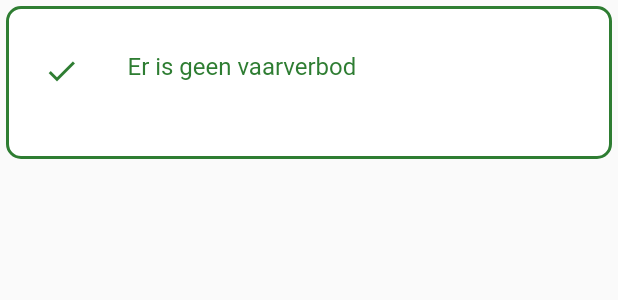
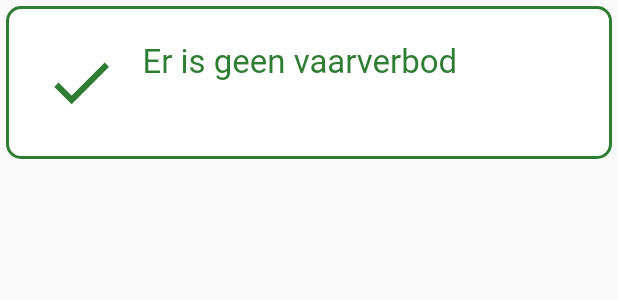
Before and after one commit to ksrvnjord/app.main, a Flutter app: the VaarverbodCardWidget widget shown alone on an empty page, opened directly with empty values, on a phone screen of 412 x 824 dp. Shown: the top 300 px of the screen. Run offline on Flutter 3.47's test engine with Material 2 defaults, Android fonts, the phone set to English and light mode, and no system bars; our stand-ins replace dio, flutter_markdown, flutter_secure_storage, graphql, hooks_riverpod, sentry_flutter; accounts and stored records are empty; network calls fail.

Commit message:
[Style] Made vaarverbod text and size larger
Goal: better visibility. And more matching with the displayed announcements on the page

```diff
--- a/lib/widgets/general/vaarverbod.dart
+++ b/lib/widgets/general/vaarverbod.dart
@@ -24,13 +24,13 @@ class VaarverbodCardWidget extends StatelessWidget {
             contentPadding:
                 const EdgeInsets.symmetric(vertical: 15, horizontal: 25),
             leading: status
-                ? Icon(Icons.warning_amber_rounded, color: color)
-                : Icon(Icons.check, color: color),
+                ? Icon(Icons.warning_amber_rounded, color: color, size: 50)
+                : Icon(Icons.check, color: color, size: 50),
             title: Padding(
                 padding: const EdgeInsets.only(bottom: 5),
                 child: Text(
                     status ? 'Er is een vaarverbod' : 'Er is geen vaarverbod',
-                    style: TextStyle(color: color))),
+                    style: TextStyle(color: color, fontSize: 22))),
             subtitle: Text(message)));
   }
 }
@@ -45,7 +45,7 @@ class VaarverbodWidget extends HookConsumerWidget {
 
     return Container(
         alignment: Alignment.center,
-        padding: const EdgeInsets.all(20),
+        padding: const EdgeInsets.all(10),
         child: FutureBuilder(
             future: vaarverbod,
             builder: (BuildContext context, AsyncSnapshot<Response> snapshot) {
```
